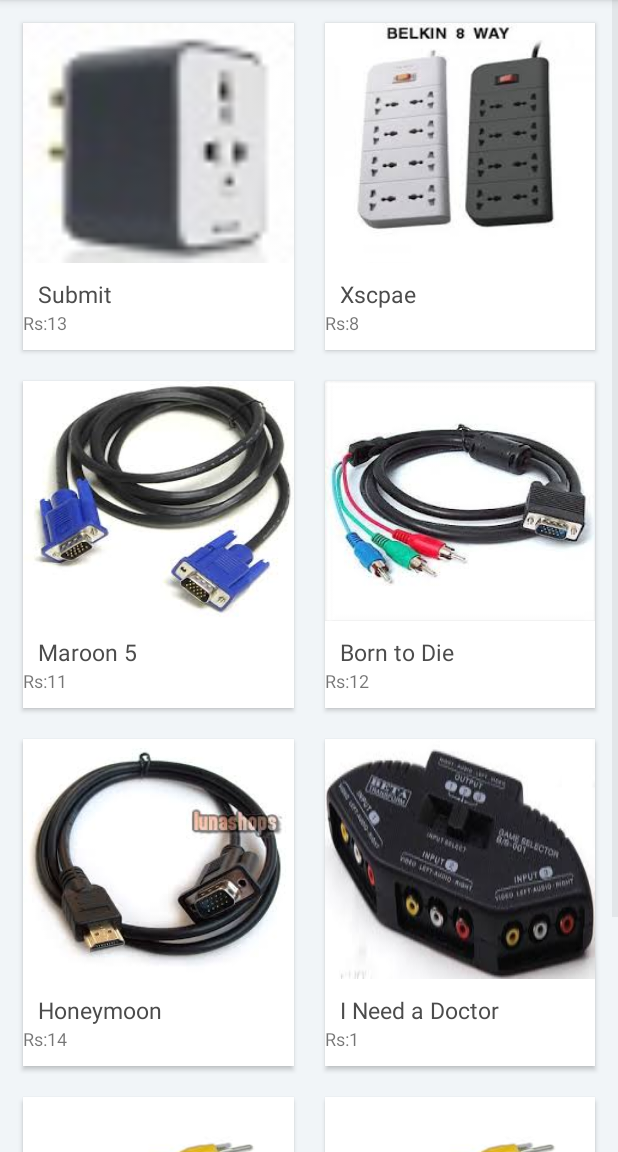
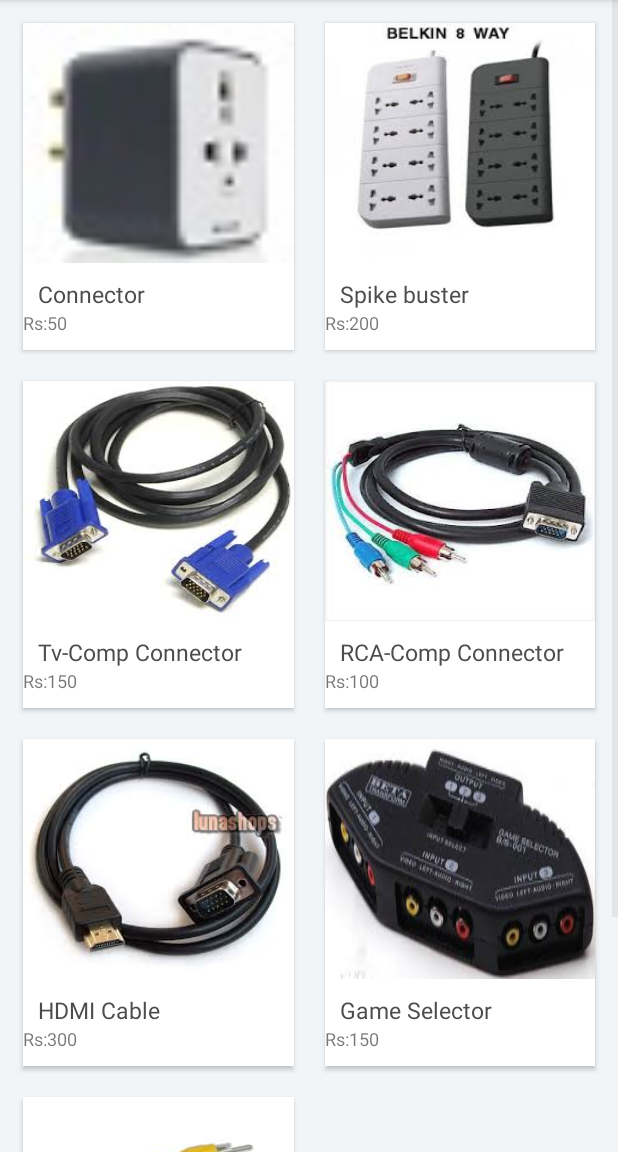
Before and after one commit to amarn19/Skyway, an Android app: the Products screen opened directly, with no data from a screen before it, on a phone screen of 412 x 824 dp, the part 84-1236 px from its top. Run offline under Robolectric (Android 15) with nearby library versions, the phone set to English and light mode, and no system bars.

Commit message:
errors rectified

```diff
--- a/app/src/main/java/com/example/admin/skyway/Products.java
+++ b/app/src/main/java/com/example/admin/skyway/Products.java
@@ -58,35 +58,32 @@ public class Products extends AppCompatActivity {
                 R.drawable.f,
                 R.drawable.g};
 
-        Card a = new Card(this.getString(R.string.connector), 13, covers[0]);
+        Card a = new Card(this.getString(R.string.connector), 50, covers[0]);
         CardList.add(a);
 
-        a = new Card("Xscpae", 8, covers[1]);
+        a = new Card(this.getString(R.string.spikebuster), 200, covers[1]);
         CardList.add(a);
 
 
-        a = new Card("Maroon 5", 11, covers[2]);
+        a = new Card(this.getString(R.string.tvcomp), 150, covers[2]);
         CardList.add(a);
 
 
-        a = new Card("Born to Die", 12, covers[3]);
+        a = new Card(this.getString(R.string.rcacomp), 100, covers[3]);
         CardList.add(a);
 
 
-        a = new Card("Honeymoon", 14, covers[4]);
+        a = new Card(this.getString(R.string.hdmi), 300, covers[4]);
         CardList.add(a);
 
 
-        a = new Card("I Need a Doctor", 1, covers[5]);
+        a = new Card(this.getString(R.string.gameselector), 150, covers[5]);
         CardList.add(a);
 
 
-        a = new Card("Loud", 11, covers[6]);
+        a = new Card(this.getString(R.string.vgacable), 100, covers[6]);
         CardList.add(a);
 
-
-        a = new Card("Legend", 14, covers[7]);
-        CardList.add(a);
 
 
         adapter.notifyDataSetChanged();
--- a/app/src/main/res/values/strings.xml
+++ b/app/src/main/res/values/strings.xml
@@ -28,7 +28,7 @@
     <string name="seven">Seven Bad</string>
     <string name="others">Others</string>
     <string name="submit">Submit</string>
-    <string name="connector">Submit</string>
+    <string name="connector">Connector</string>
     <string name="spikebuster">Spike buster</string>
     <string name="tvcomp">Tv-Comp Connector</string>
     <string name="rcacomp">RCA-Comp Connector</string>
```
